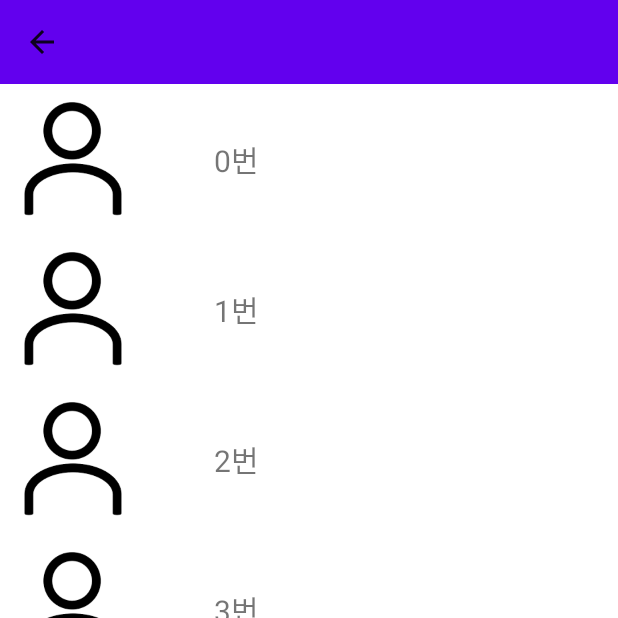
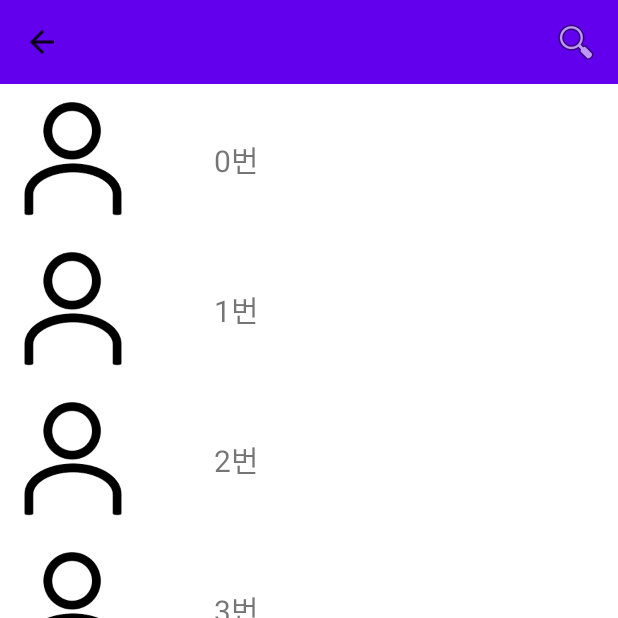
Before and after one commit to jsm512/2022_ICT_Quickly, an Android app: the LinkPage screen opened directly, with no data from a screen before it, on a phone screen of 412 x 824 dp, the top half of it. Run offline under Robolectric (Android 15) with nearby library versions, the phone set to English and light mode, and no system bars.

Commit message:
Add search_icon to LinkPage_toolbar

```diff
--- /dev/null
+++ b/app/src/main/res/menu/search_toolbar_menu.xml
@@ -0,0 +1,10 @@
+<?xml version="1.0" encoding="utf-8"?>
+<menu xmlns:android="http://schemas.android.com/apk/res/android"
+    xmlns:app="http://schemas.android.com/apk/res-auto">
+    <item
+        android:id="@+id/action_search"
+        android:title="보호자 찾기"
+        android:icon="@android:drawable/ic_menu_search"
+        app:showAsAction="ifRoom"/>
+
+</menu>
```
Also changed, not shown: app/src/main/java/com/example/test12/LinkPage.kt (+19 -2 lines), app/src/main/res/drawable/back.jpg (added).
